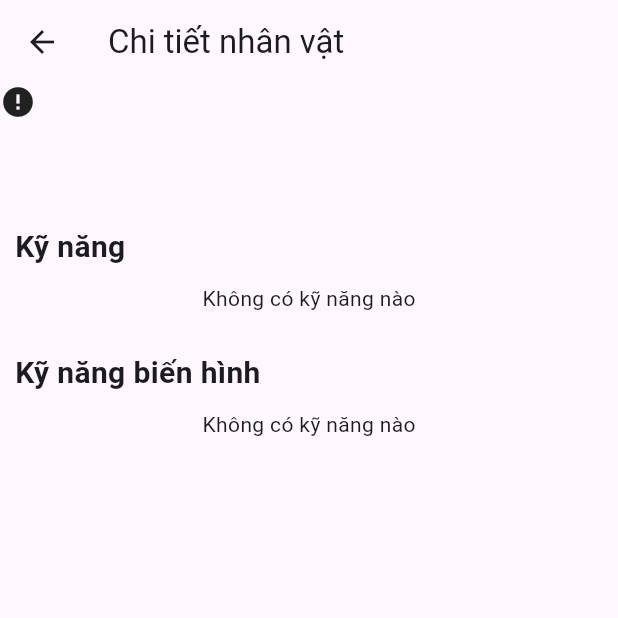
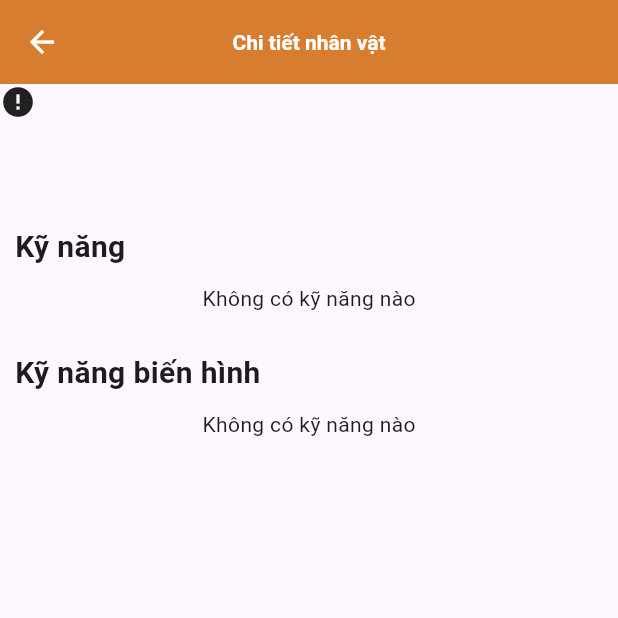
Before and after one commit to TranDangKhoaID/gif_characters, a Flutter app: the DetailCharacterScreen screen opened directly with empty values, on a phone screen of 412 x 824 dp, the top half of it. Run offline on Flutter 3.47's test engine with Material 3 defaults, Android fonts, the phone set to English and light mode, and no system bars; drawn by our look-alikes of cached_network_image; our stand-ins replace after_layout, awesome_dialog, dio, event_bus, firebase_core, flutter_bloc and 9 more; accounts and stored records are empty; generated files the repository leaves out were written again; network calls fail.

Commit message:
add theme manager

```diff
--- /dev/null
+++ b/lib/manager/theme_manager.dart
@@ -0,0 +1,63 @@
+import 'package:flutter/material.dart';
+import 'package:gif_skill/common/share_color.dart';
+
+class AppThemes {
+  AppThemes._();
+
+  //the light theme
+  static ThemeData lightTheme = ThemeData(
+    brightness: Brightness.light,
+    primaryColor: ShareColors.kPrimaryColor,
+    useMaterial3: true,
+
+    appBarTheme: AppBarTheme(
+      color: ShareColors.kPrimaryColor,
+      iconTheme: const IconThemeData(color: Colors.white),
+      toolbarTextStyle: const TextStyle(fontSize: 18.0, color: Colors.white),
+      titleTextStyle: const TextStyle(
+        color: Colors.white,
+        fontWeight: FontWeight.bold,
+      ),
+      // backgroundColor: Colors.white,
+      centerTitle: true,
+      elevation: 2,
+    ), //
+    elevatedButtonTheme: ElevatedButtonThemeData(
+      style: ButtonStyle(
+        backgroundColor: WidgetStateProperty.all<Color>(
+          ShareColors.kPrimaryColor,
+        ),
+        foregroundColor: WidgetStateProperty.all<Color>(Colors.white),
+      ),
+    ),
+    //textTheme: _lightTextTheme,
+  );
+
+  // Dark theme
+  static ThemeData darkTheme = ThemeData(
+    brightness: Brightness.dark,
+    primaryColor: ShareColors.kPrimaryColor,
+    useMaterial3: true,
+
+    appBarTheme: AppBarTheme(
+      color: ShareColors.kPrimaryColor,
+      iconTheme: const IconThemeData(color: Colors.black),
+      toolbarTextStyle: const TextStyle(fontSize: 18.0, color: Colors.black),
+      titleTextStyle: const TextStyle(
+        color: Colors.black,
+        fontWeight: FontWeight.bold,
+      ),
+      centerTitle: true,
+      elevation: 2,
+    ),
+    elevatedButtonTheme: ElevatedButtonThemeData(
+      style: ButtonStyle(
+        backgroundColor: WidgetStateProperty.all<Color>(
+          ShareColors.kPrimaryColor,
+        ),
+        foregroundColor: WidgetStateProperty.all<Color>(Colors.black),
+      ),
+    ),
+    //textTheme: _darkTextTheme,
+  );
+}
--- a/lib/my_app.dart
+++ b/lib/my_app.dart
@@ -1,5 +1,6 @@
 import 'package:flutter/material.dart';
 import 'package:get/get.dart';
+import 'package:gif_skill/manager/theme_manager.dart';
 import 'package:gif_skill/routes.dart';
 
 class MyApp extends StatefulWidget {
@@ -19,6 +20,8 @@ class _MyAppState extends State<MyApp> {
       navigatorKey: Get.key,
       initialRoute: AppRoute.splashScreen,
       //builder: EasyLoading.init(),
+      theme: AppThemes.lightTheme,
+      darkTheme: AppThemes.darkTheme,
     );
   }
 }
```
